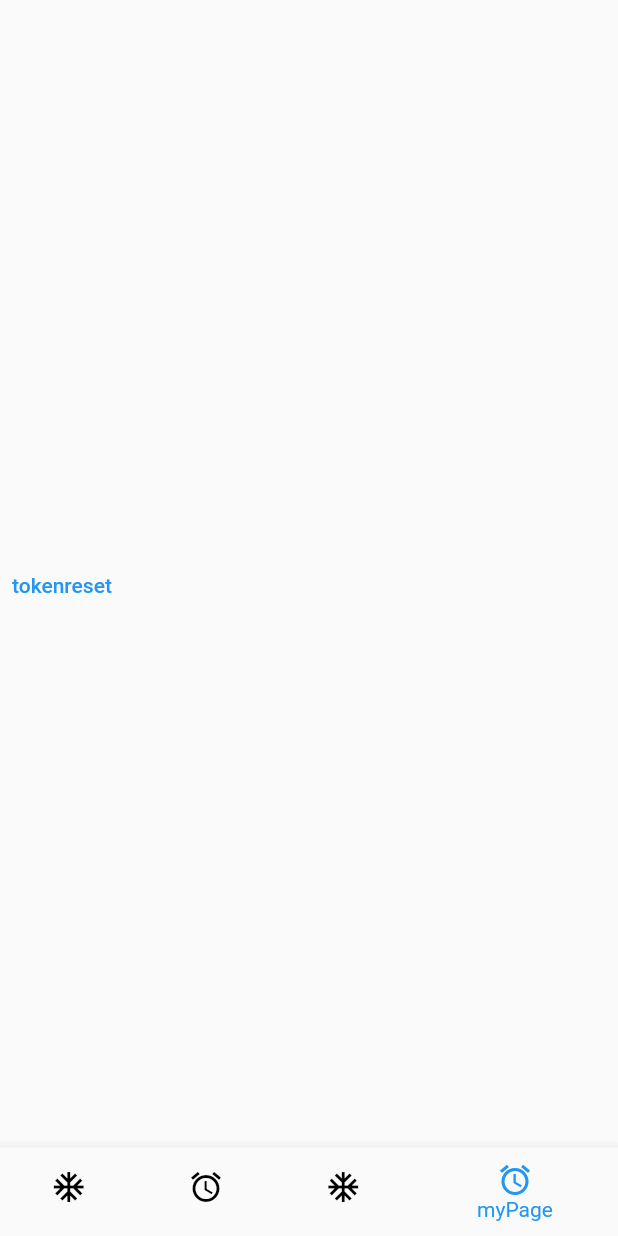
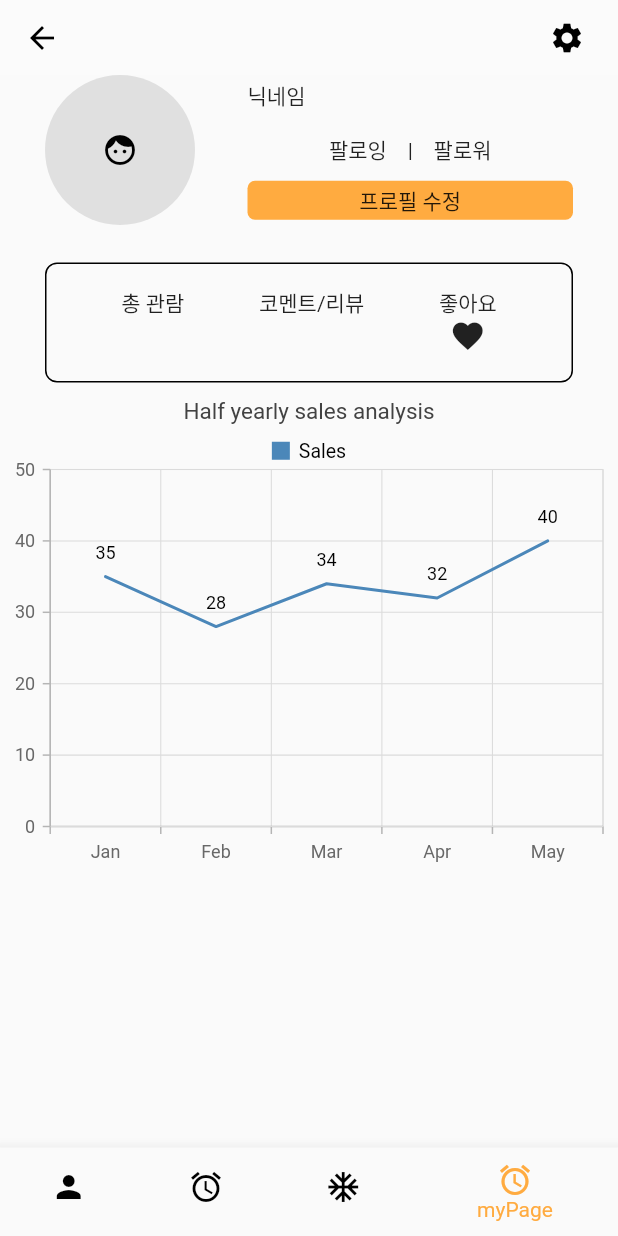
Before and after one commit to limzzum/miniproject, a Flutter app: the BottomNavigation screen opened directly, item 4 of the bottom bar chosen, on a phone screen of 412 x 824 dp. Run offline on Flutter 3.47's test engine with Material 2 defaults, Android fonts, the light colour scheme and no system bars; our stand-ins replace flutter_datetime_picker, flutter_screenutil, get, shared_preferences, syncfusion_flutter_charts, table_calendar; missing offline and left inert: kakao_flutter_sdk, xml2json; accounts and stored records are empty; network calls fail.

Commit message:
mypage 시작

```diff
--- a/lib/bottom_navigation.dart
+++ b/lib/bottom_navigation.dart
@@ -1,5 +1,7 @@
 import 'package:flutter/material.dart';
 import 'package:get/get.dart';
+import 'package:miniproject/constants/icon_constant.dart';
+import 'package:miniproject/constants/image_constant.dart';
 import 'package:miniproject/screens/calendar/calendar2.dart';
 import 'package:miniproject/screens/calendar/calendar_page.dart';
 import 'package:miniproject/screens/community/community_page.dart';
@@ -35,7 +37,7 @@ class _BottomNavigationState extends State<BottomNavigation> {
       ),
       bottomNavigationBar: BottomNavigationBar(
         items: [
-          BottomNavigationBarItem(icon: const Icon(Icons.ac_unit),label: 'community'.tr),
+          BottomNavigationBarItem(icon: Icon(Icons.person), label: 'community'.tr),
           BottomNavigationBarItem(icon: const Icon(Icons.access_alarm),label: "calendar".tr),
           BottomNavigationBarItem(icon: const Icon(Icons.ac_unit),label:'home'.tr),
           BottomNavigationBarItem(icon: const Icon(Icons.access_alarm),label: "myPage".tr)
@@ -45,7 +47,7 @@ class _BottomNavigationState extends State<BottomNavigation> {
           controller.changeIndex(index);
        },
         currentIndex: controller.currentIndex,
-        selectedItemColor: Colors.blue,
+        selectedItemColor: Colors.orangeAccent,
         unselectedItemColor: Colors.black,
       ),
     ));
--- /dev/null
+++ b/lib/constants/icon_constant.dart
@@ -0,0 +1,6 @@
+class ICON_CONST{
+  static const BOTTOM_CALENDAR="lib/assets/icons/calendar.png";
+
+
+
+}
--- /dev/null
+++ b/lib/constants/image_constant.dart
@@ -0,0 +1,9 @@
+class IMAGE_CONST{
+  static const BOTTOM_HOME="lib/assets/images/home.png";
+  static const BOTTOM_MYCUP="lib/assets/images/cup.png";
+  static const BOTTOM_CALENDAR="lib/assets/images/calendar.png";
+  static const BOTTOM_NOTICE="lib/assets/images/notice.png";
+  static const SEARCH="lib/assets/images/search.png";
+
+
+}
--- a/lib/data/translate/en.dart
+++ b/lib/data/translate/en.dart
@@ -16,14 +16,17 @@ Map<String,String> en={
   'company':'company',
   'cast':'cast',
   'costume':'costume',
-  'comment/review':'Comment/Review',
+  'comment':'comment',
   //D
   'dancing':'dancing',
   'date':'date',
   //E
+  'entireWatch':'entire watch',
 
   //F
   'friend':'friend',
+  'following':'following',
+  'follower':'follower',
 
   //G
 
@@ -37,6 +40,8 @@ Map<String,String> en={
   //K
   'korean tranditional music':'Korean tranditional music',
   //L
+  'like':'like',
+
 
   //M
   'musical':'musical',
@@ -45,6 +50,7 @@ Map<String,String> en={
   //N
   'noData':'no Data',
   'number':'number',
+  'nickName':'nickname',
   //O
   'opera':'opera',
   //P
@@ -52,11 +58,12 @@ Map<String,String> en={
   'price':'price',
   'pairMatch':'pairMatch',
   'production':'production',
+  'profileEdit':'profile edit',
 
   //Q
 
   //R
-
+  'review':'review',
   //S
   'search':'search',
   'performanceInformation':'performance information',
--- a/lib/data/translate/ko.dart
+++ b/lib/data/translate/ko.dart
@@ -15,14 +15,17 @@ Map<String,String> ko={
   'company':'회사',
   'cast':'출연',
   'costume':'의상',
-  'comment/review':'코멘트/리뷰',
+  'comment':'코멘트',
   //D
   'dancing':'무용',
   'date':'날짜',
   //E
+  'entireWatch':'총 관람',
 
   //F
   'friend':'동행',
+  'following':'팔로잉',
+  'follower':'팔로워',
 
   //G
 
@@ -36,6 +39,7 @@ Map<String,String> ko={
   //K
   'korean tranditional music':'국',
   //L
+  'like':'좋아요',
 
   //M
   'musical':'뮤지컬',
@@ -44,6 +48,7 @@ Map<String,String> ko={
   //N
   'noData':'정보없음',
   'number':'넘버',
+  'nickName':'닉네임',
   //
   'opera':'오페라',
   //P
@@ -51,10 +56,12 @@ Map<String,String> ko={
   'price':'가격',
   'pairMatch':'페어 조합',
   'production':'연출',
+  'profileEdit':'프로필 수정',
 
   //Q
 
   //R
+  'review':'리뷰',
 
   //S
   'search':'검색',
--- a/lib/screens/mypage/mypage.dart
+++ b/lib/screens/mypage/mypage.dart
@@ -1,10 +1,13 @@
 import 'package:flutter/material.dart';
 import 'package:miniproject/configs/application.dart';
+import 'package:miniproject/constants/image_constant.dart';
 import 'package:miniproject/controller/controller.dart';
 import 'package:miniproject/data/models/userModel.dart';
 import 'package:miniproject/data/network/repository.dart';
 import 'package:get/get.dart';
 import 'package:flutter_screenutil/flutter_screenutil.dart';
+import 'package:syncfusion_flutter_charts/charts.dart';
+import 'package:syncfusion_flutter_charts/sparkcharts.dart';
 
 class MyPage extends StatefulWidget {
   const MyPage({Key? key}) : super(key: key);
@@ -21,24 +24,169 @@ class _MyPageState extends State<MyPage> {
 
   @override
   Widget build(BuildContext context) {
-    return Scaffold(
+    return SafeArea(
+      child: Scaffold(
+        appBar: AppBar(
+          toolbarHeight: 50.w,
+          backgroundColor: Colors.white10,
+          foregroundColor: Colors.black,
+          shadowColor: Colors.transparent,
+          actions: [
+            IconButton(
+              padding: EdgeInsets.only(right: 20.w),
+                onPressed: (){}, icon: Icon(Icons.settings))],),
           body: Container(
-          // width: KEY.width.w,
-          // height: KEY.height.w,
+            width: KEY.width.w,
+            height: KEY.height.w,
+            child:Column(
+              children: [
+                topMypage(),
+                chart()
+
+            // child: Column(
+            //     mainAxisAlignment: MainAxisAlignment.center,
+            //     children: [
+            //   GetBuilder<Controller>(
+            //           builder: (_) => Text(
+            //                 _.userInfo.nickname,
+            //               )),
+            //   TextButton(
+            //     onPressed: () {
+            //       Application.preferences.remove(KEY.accessToken);
+            //     },
+            //     child: Text('tokenreset'),
+            //   ),
+            // ]),
+        ]),
+          )),
+    );
+  }
+
+
+}
+
+
+topMypage(){
+  return Container(
+    padding: EdgeInsets.only(left: 30.w,right: 30.w),
+    child:
+    Column(children: [
+     Row(
+      children: [
+        CircleAvatar(
+          radius: 50.w,
+          backgroundColor: Colors.grey[300],
+          child: Icon(Icons.face,color: Colors.black,),//Image.asset(IMAGE_CONST.BOTTOM_HOME)
+        ),
+        SizedBox(
+          width: 35.w,
+        ),
+        Expanded(
           child: Column(
-              mainAxisAlignment: MainAxisAlignment.center,
+            crossAxisAlignment: CrossAxisAlignment.start,
             children: [
-            GetBuilder<Controller>(
-                    builder: (_) => Text(
-                          _.userInfo.nickname,
-                        )),
-            TextButton(
-              onPressed: () {
-                Application.preferences.remove(KEY.accessToken);
+              Text('nickName'.tr),
+              SizedBox(
+                  height:15.w
+              ),
+              Center(child:Text('following'.tr+"    |    "+'follower'.tr),),
+              SizedBox(
+                height: 10.w,
+              ),
+              GestureDetector(
+                onTap: (){
+
                 },
-              child: Text('tokenreset'),
+                child: Container(
+                    alignment: Alignment.center,
+                    height: 26.w,
+                    decoration: BoxDecoration(
+                      color: Colors.orangeAccent,
+                      borderRadius: BorderRadius.circular(5.w)
                     ),
+
+                    child: Text("profileEdit".tr)),
+              ),
+            ],
+          ),
+        )
+
+      ],
+    ),
+
+    SizedBox(
+      height: 25.w,
+    ),
+    Container(
+      padding: EdgeInsets.only(top: 15.w),
+      height: 80.w,
+      decoration: BoxDecoration(
+        border: Border.all(),
+        borderRadius: BorderRadius.circular(8.w)
+      ),
+      child: Row(
+        mainAxisAlignment: MainAxisAlignment.spaceEvenly,
+        children: [
+        Column(
+          children: [
+            Text('entireWatch'.tr),
+            Text(''),
+          ],
+        ),
+        Column(
+          children: [
+            Text('comment'.tr+"/"+'review'.tr),
+            Text(''),
+          ],
+        ),
+        Column(
+          children: [
+            Text('like'.tr),
+            Icon(Icons.favorite)
+          ],
+        ),
+
+
+      ],),
+    )
+    ],)
+
+  );
+
+}
+
+chart(){
+  List<_SalesData> data = [
+    _SalesData('Jan', 35),
+    _SalesData('Feb', 28),
+    _SalesData('Mar', 34),
+    _SalesData('Apr', 32),
+    _SalesData('May', 40)
+  ];
+  return Container(
+    height: 330.w,
+    child: SfCartesianChart(
+        primaryXAxis: CategoryAxis(),
+        // Chart title
+        title: ChartTitle(text: 'Half yearly sales analysis'),
+        // Enable legend
+        legend: Legend(isVisible: true,position: LegendPosition.top),
+        // Enable tooltip
+        tooltipBehavior: TooltipBehavior(enable: true),
+        series: <ChartSeries<_SalesData, String>>[
+          LineSeries<_SalesData, String>(
+              dataSource: data,
+              xValueMapper: (_SalesData sales, _) => sales.year,
+              yValueMapper: (_SalesData sales, _) => sales.sales,
+              name: 'Sales',
+              // Enable data label
+              dataLabelSettings: DataLabelSettings(isVisible: true))
         ]),
-        ));
+  );
 }
+class _SalesData {
+  _SalesData(this.year, this.sales);
+
+  final String year;
+  final double sales;
 }
```
Also changed, not shown: pubspec.yaml (+4 -4 lines), lib/assets/images/calendar.png (added), lib/assets/images/cup.png (added), lib/assets/images/home.png (added), lib/assets/images/notice.png (added), lib/assets/images/search.png (added), pubspec.lock. Lines whose indentation alone changed are shown as unchanged.
